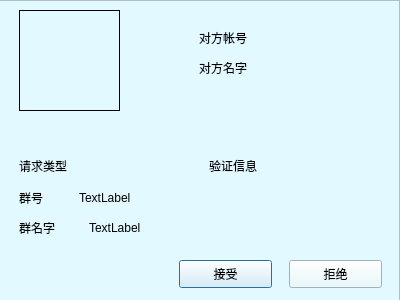
First picture: the form in chat/acceptreq.ui, repository Snowball-Di/cs2021_qt_chat, before the edit.
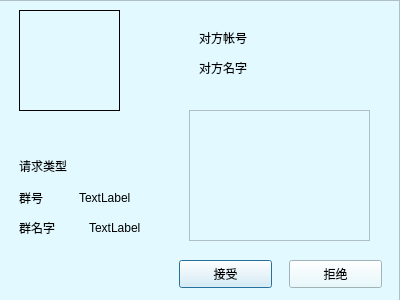
Second picture: the form after the edit. Icons and pictures are not drawn.

The edit to the form file:
```diff
--- a/chat/acceptreq.ui
+++ b/chat/acceptreq.ui
@@ -121,19 +121,6 @@
      <string>对方名字</string>
     </property>
    </widget>
-   <widget class="QLabel" name="text">
-    <property name="geometry">
-     <rect>
-      <x>210</x>
-      <y>110</y>
-      <width>171</width>
-      <height>111</height>
-     </rect>
-    </property>
-    <property name="text">
-     <string>验证信息</string>
-    </property>
-   </widget>
    <widget class="QLabel" name="grouplabel">
     <property name="geometry">
      <rect>
@@ -186,6 +173,16 @@
      <string>TextLabel</string>
     </property>
    </widget>
+   <widget class="QTextBrowser" name="text">
+    <property name="geometry">
+     <rect>
+      <x>190</x>
+      <y>110</y>
+      <width>181</width>
+      <height>131</height>
+     </rect>
+    </property>
+   </widget>
   </widget>
  </widget>
  <resources>
```
Left out of the diff: 6 changed lines with no effect on the pictures.
